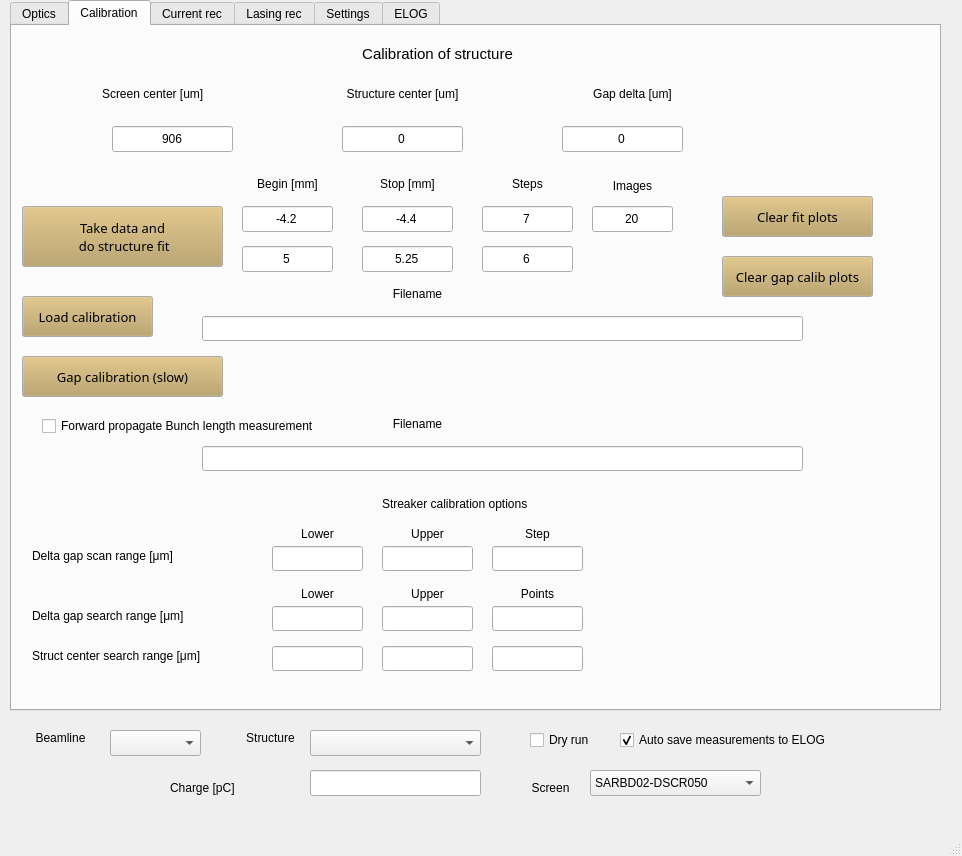
Above: gui.ui from pdijksta/PassiveWFMeasurement before the change. Below: the same form after it.
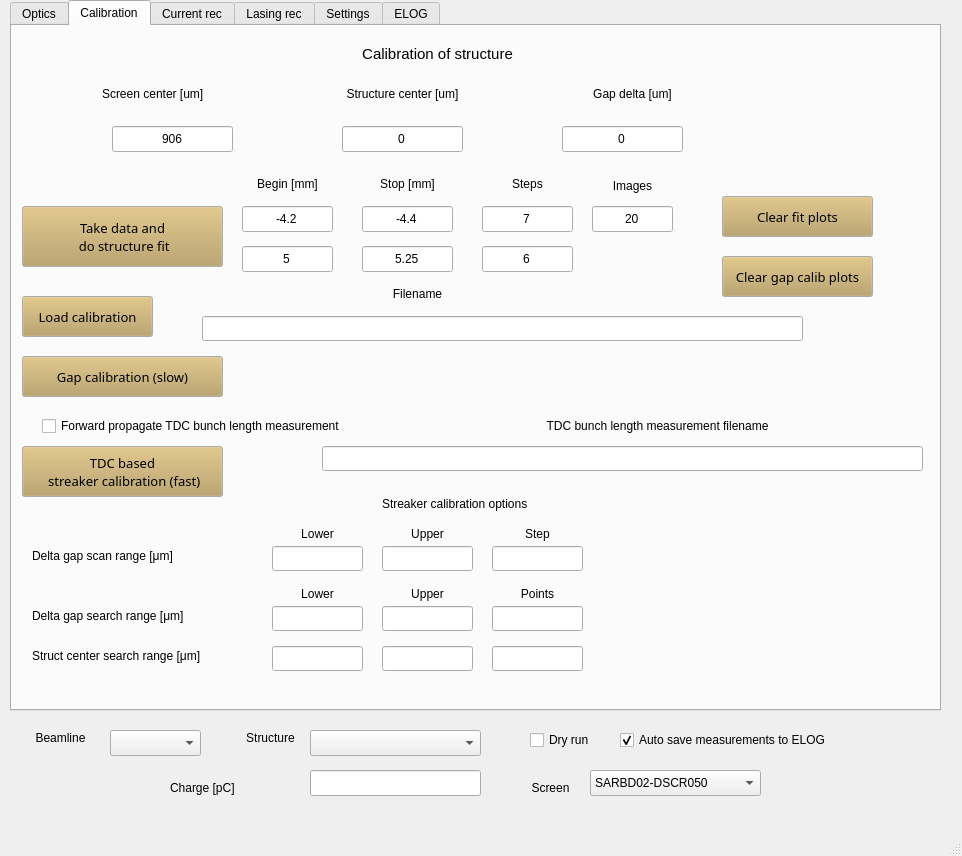
That is the form after the change. The open tabs and pages were chosen to show the change.

Patch:
```diff
--- a/gui.ui
+++ b/gui.ui
@@ -549,7 +549,7 @@
        </rect>
       </property>
       <property name="text">
-       <string>Forward propagate Bunch length measurement </string>
+       <string>Forward propagate TDC bunch length measurement </string>
       </property>
       <property name="checked">
        <bool>false</bool>
@@ -558,7 +558,7 @@
      <widget class="QLineEdit" name="ForwardBlmeasFilename">
       <property name="geometry">
        <rect>
-        <x>190</x>
+        <x>310</x>
         <y>420</y>
         <width>601</width>
         <height>25</height>
@@ -574,14 +574,14 @@
      <widget class="QLabel" name="label_56">
       <property name="geometry">
        <rect>
-        <x>360</x>
+        <x>500</x>
         <y>390</y>
-        <width>91</width>
-        <height>16</height>
+        <width>291</width>
+        <height>20</height>
        </rect>
       </property>
       <property name="text">
-       <string>Filename</string>
+       <string>TDC bunch length measurement filename</string>
       </property>
       <property name="alignment">
        <set>Qt::AlignCenter</set>
@@ -1023,6 +1023,63 @@
        <set>Qt::AlignCenter</set>
       </property>
      </widget>
+     <widget class="QPushButton" name="TdcCalibration">
+      <property name="geometry">
+       <rect>
+        <x>10</x>
+        <y>420</y>
+        <width>201</width>
+        <height>51</height>
+       </rect>
+      </property>
+      <property name="palette">
+       <palette>
+        <active>
+         <colorrole role="Button">
+          <brush brushstyle="SolidPattern">
+           <color alpha="255">
+            <red>183</red>
+            <green>157</green>
+            <blue>92</blue>
+           </color>
+          </brush>
+         </colorrole>
+        </active>
+        <inactive>
+         <colorrole role="Button">
+          <brush brushstyle="SolidPattern">
+           <color alpha="255">
+            <red>183</red>
+            <green>157</green>
+            <blue>92</blue>
+           </color>
+          </brush>
+         </colorrole>
+        </inactive>
+        <disabled>
+         <colorrole role="Button">
+          <brush brushstyle="SolidPattern">
+           <color alpha="255">
+            <red>183</red>
+            <green>157</green>
+            <blue>92</blue>
+           </color>
+          </brush>
+         </colorrole>
+        </disabled>
+       </palette>
+      </property>
+      <property name="font">
+       <font>
+        <family>Sans Serif</family>
+        <pointsize>10</pointsize>
+       </font>
+      </property>
+      <property name="text">
+       <string>TDC based
+ streaker calibration (fast)</string>
+      </property>
+     </widget>
     </widget>
     <widget class="QWidget" name="tab_3">
      <attribute name="title">
```
Left out of the diff: 2 changed lines with no effect on the pictures.
